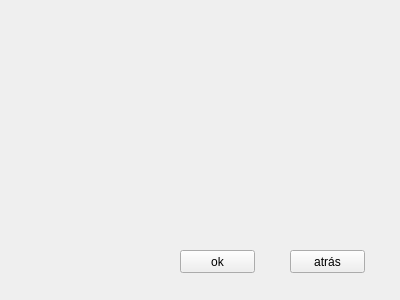
Before: the Qt Designer form EDCervezas/borrardatos.ui in RARUTO21/EDProgra2, drawn with Qt 5.
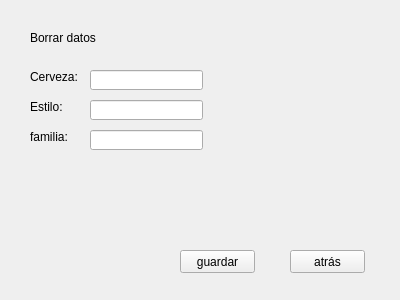
After: the same form once the commit is applied.

Commit message: Tercer Avance interfaz

The edit to the form file:
```diff
--- a/EDCervezas/borrardatos.ui
+++ b/EDCervezas/borrardatos.ui
@@ -36,7 +36,89 @@
     </rect>
    </property>
    <property name="text">
-    <string>ok</string>
+    <string>guardar</string>
+   </property>
+  </widget>
+  <widget class="QLabel" name="label">
+   <property name="geometry">
+    <rect>
+     <x>30</x>
+     <y>30</y>
+     <width>101</width>
+     <height>16</height>
+    </rect>
+   </property>
+   <property name="text">
+    <string>Borrar datos</string>
+   </property>
+  </widget>
+  <widget class="QLabel" name="label_2">
+   <property name="geometry">
+    <rect>
+     <x>30</x>
+     <y>70</y>
+     <width>47</width>
+     <height>13</height>
+    </rect>
+   </property>
+   <property name="text">
+    <string>Cerveza:</string>
+   </property>
+  </widget>
+  <widget class="QLabel" name="label_3">
+   <property name="geometry">
+    <rect>
+     <x>30</x>
+     <y>100</y>
+     <width>47</width>
+     <height>13</height>
+    </rect>
+   </property>
+   <property name="text">
+    <string>Estilo:</string>
+   </property>
+  </widget>
+  <widget class="QLabel" name="label_4">
+   <property name="geometry">
+    <rect>
+     <x>30</x>
+     <y>130</y>
+     <width>47</width>
+     <height>13</height>
+    </rect>
+   </property>
+   <property name="text">
+    <string>familia:</string>
+   </property>
+  </widget>
+  <widget class="QLineEdit" name="lineBorrarCerveza">
+   <property name="geometry">
+    <rect>
+     <x>90</x>
+     <y>70</y>
+     <width>113</width>
+     <height>20</height>
+    </rect>
+   </property>
+  </widget>
+  <widget class="QLineEdit" name="lineBorrarEstilo">
+   <property name="geometry">
+    <rect>
+     <x>90</x>
+     <y>100</y>
+     <width>113</width>
+     <height>20</height>
+    </rect>
+   </property>
+  </widget>
+  <widget class="QLineEdit" name="lineBorrarFamilia">
+   <property name="geometry">
+    <rect>
+     <x>90</x>
+     <y>130</y>
+     <width>113</width>
+     <height>20</height>
+    </rect>
    </property>
   </widget>
  </widget>
```
The commit also changes 6 other files.
